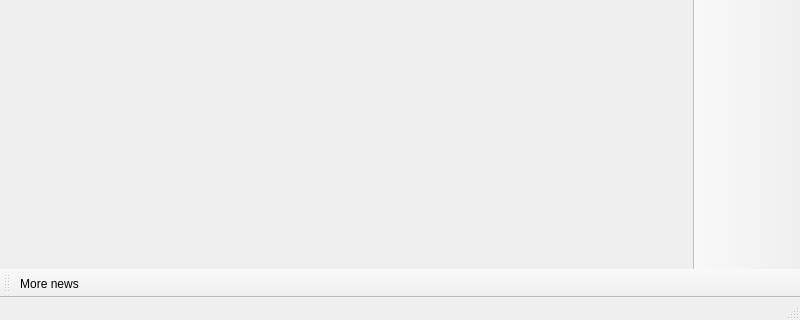
First picture: the form in launcher/ui/MainWindow.ui, repository sogik/NMCLauncher, before the edit; both pictures show x 0 to 800 and y 280 to 600 of the 800 by 600 pixel window.
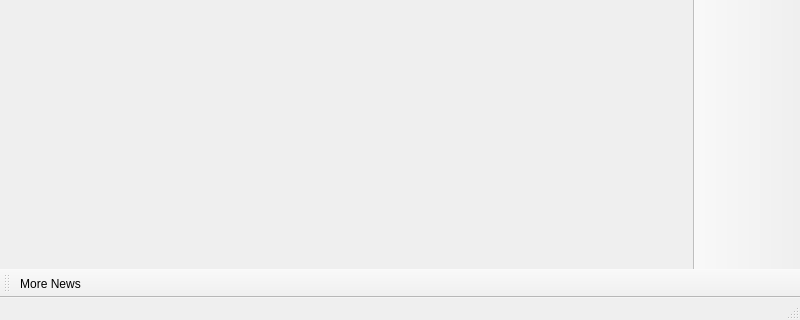
Second picture: the form after the edit. Icons and pictures are not drawn. Custom widgets are drawn as their Qt base class.

```diff
--- a/launcher/ui/MainWindow.ui
+++ b/launcher/ui/MainWindow.ui
@@ -238,7 +238,7 @@
      <normaloff>.</normaloff>.</iconset>
    </property>
    <property name="text">
-    <string>More news...</string>
+    <string>More News...</string>
    </property>
    <property name="toolTip">
     <string>Open the development blog to read more news about %1.</string>
```
Left out of the diff: 193 changed lines with no effect on the pictures.
